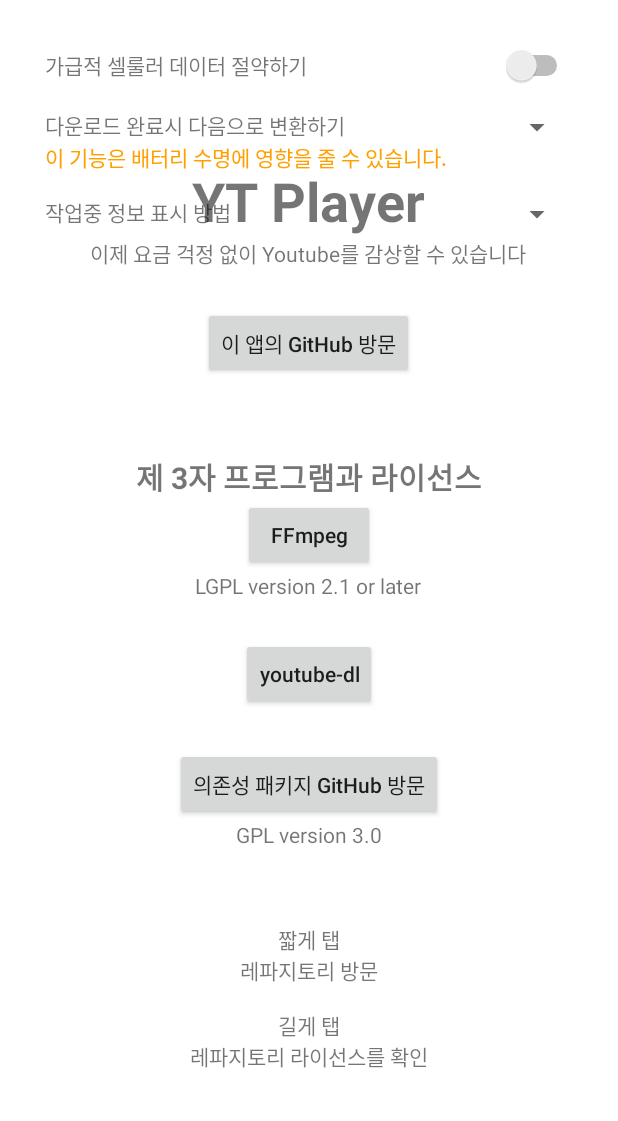
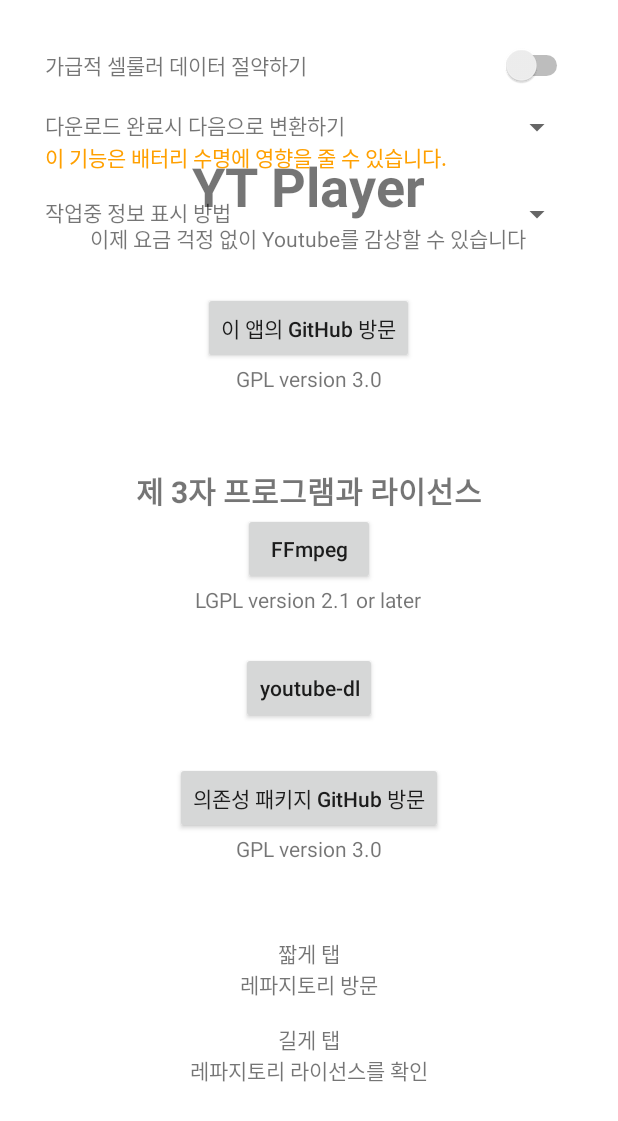
Before and after one commit to HyeongminKim/YoutubePlayer, an Android app: the screen it shows after launch (MainActivity), on a phone screen of 412 x 824 dp. Shown: the top 1121 px of the screen. Run offline under Robolectric (Android 15) with nearby library versions, the phone set to English and light mode, and no system bars.

Commit message:
앱 내 YTPlayer의 라이선스 표기 추가

```diff
--- a/YTPlayer/app/src/main/res/layout/activity_main.xml
+++ b/YTPlayer/app/src/main/res/layout/activity_main.xml
@@ -43,8 +43,12 @@
                     android:layout_width="wrap_content"
                     android:layout_height="wrap_content"
                     android:textAllCaps="false"
+                    android:text="@string/visitDevSite" />
+                <TextView
+                    android:layout_width="wrap_content"
+                    android:layout_height="wrap_content"
                     android:layout_marginBottom="50dp"
-                    android:text="@string/visitDevSite" />
+                    android:text="@string/appCopyright" />
 
                 <TextView
                     android:layout_width="wrap_content"
--- a/YTPlayer/app/src/main/res/values/strings.xml
+++ b/YTPlayer/app/src/main/res/values/strings.xml
@@ -2,6 +2,7 @@
     <string name="app_name">YT Player</string>
     <string name="info">이제 요금 걱정 없이 Youtube를 감상할 수 있습니다</string>
     <string name="visitDevSite">이 앱의 GitHub 방문</string>
+    <string name="appCopyright">GPL version 3.0</string>
 
     <string name="usedThirdParty">제 3자 프로그램과 라이선스</string>
     <string name="ffmpeg">FFmpeg</string>
```
